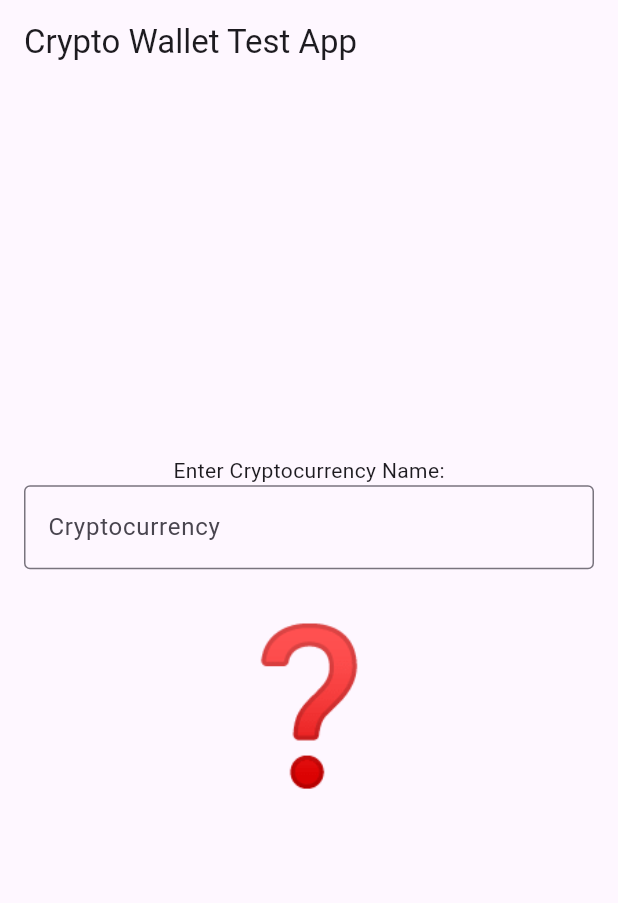
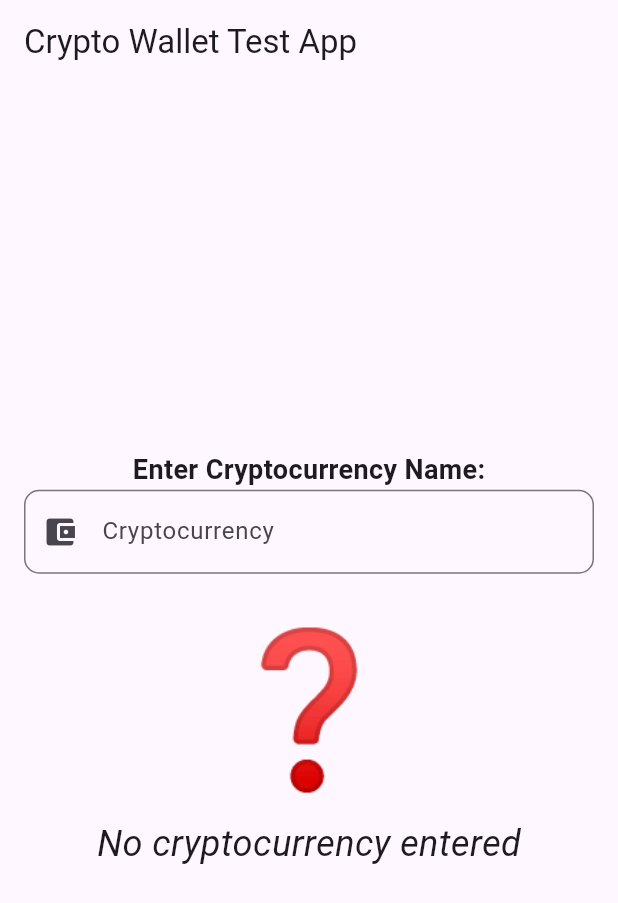
Before and after one commit to maksitox/quantum, a Flutter app: the screen it shows after launch, on a phone screen of 412 x 824 dp. Shown: the top 903 px of the screen. Run offline on Flutter 3.47's test engine with Material 3 defaults, Android fonts, the phone set to English and light mode, and no system bars.

Commit message:
0.0.4 Styled UI - Improved User Experience

```diff
--- a/lib/main.dart
+++ b/lib/main.dart
@@ -57,17 +57,29 @@ class _CryptoInputFieldState extends State<CryptoInputField> {
       child: Column(
         mainAxisAlignment: MainAxisAlignment.center,
         children: <Widget>[
-          const Text('Enter Cryptocurrency Name:'),
+          const Text(
+            'Enter Cryptocurrency Name:',
+            style: TextStyle(fontSize: 18, fontWeight: FontWeight.bold),
+          ),
           TextField(
             onChanged: _updateCryptoIcon,
-            decoration: const InputDecoration(
-              border: OutlineInputBorder(),
+            decoration: InputDecoration(
+              border: OutlineInputBorder(
+                borderRadius: BorderRadius.circular(10),
+              ),
               labelText: 'Cryptocurrency',
+              prefixIcon: const Icon(Icons.account_balance_wallet),
             ),
           ),
           const SizedBox(height: 20),
-          Text('$_cryptoIcon', style: const TextStyle(fontSize: 100)),
-          Text('$_cryptoName', style: const TextStyle(fontSize: 24)),
+          Text(
+            _cryptoIcon,
+            style: const TextStyle(fontSize: 100, color: Colors.orangeAccent),
+          ),
+          Text(
+            _cryptoName.isEmpty ? 'No cryptocurrency entered' : _cryptoName,
+            style: const TextStyle(fontSize: 24, fontStyle: FontStyle.italic),
+          ),
         ],
       ),
     );
```
